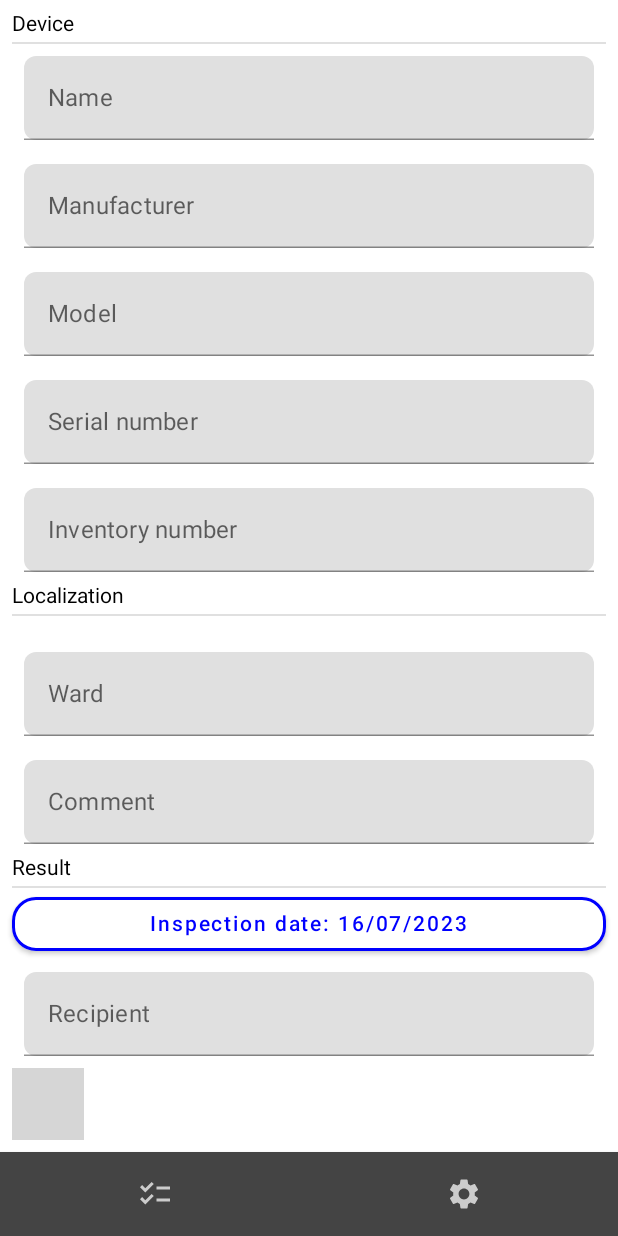
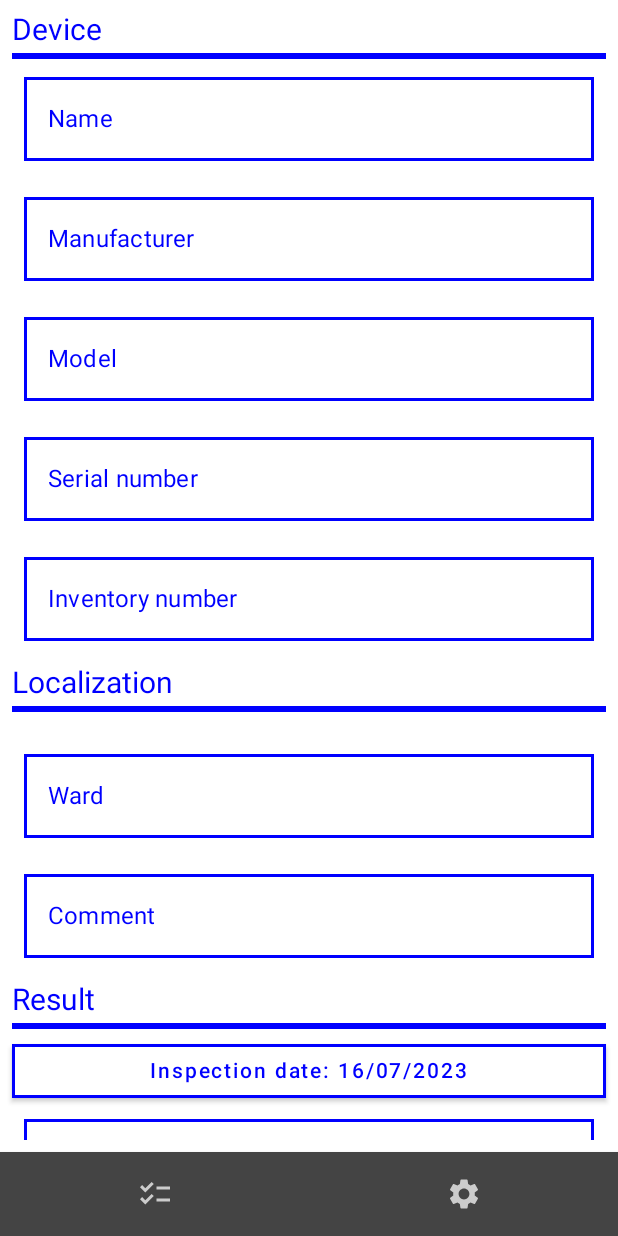
Before and after one commit to adrpien/ServiceManager, an Android app built with Jetpack Compose: the screen it shows after launch (MainActivity), after a tap on "Add inspection", on a phone screen of 412 x 824 dp. Run offline under Robolectric (Android 15) with nearby library versions, the phone set to English and light mode, and no system bars; our stand-ins replace Dagger/Hilt's generated code, Firebase (no records; nobody signed in at launch, a user with empty details on screens opened directly), Room's generated code, accompanist; libraries missing offline, so code that uses them is left out: androidx.room.util, com.vanpra.composematerialdialogs; 3 statements that could not run were skipped; 3 other taps on this screen came first; grey boxes are pictures that could not be loaded.

Commit message:
- InspectionDetailsScreen.kt in progress, some visual improvements

```diff
--- a/app/src/main/java/com/example/servicemanager/core/components/DefaultTextField.kt
+++ b/app/src/main/java/com/example/servicemanager/core/components/DefaultTextField.kt
@@ -1,13 +1,17 @@
 package com.example.servicemanager.feature_inspections.presentation.inspection_details.components
 
-import androidx.compose.foundation.layout.fillMaxWidth
-import androidx.compose.foundation.layout.padding
+import androidx.compose.foundation.border
+import androidx.compose.foundation.layout.*
+import androidx.compose.foundation.shape.CircleShape
 import androidx.compose.foundation.shape.RoundedCornerShape
 import androidx.compose.material.Text
 import androidx.compose.material.TextField
+import androidx.compose.material.TextFieldColors
+import androidx.compose.material.TextFieldDefaults
 import androidx.compose.runtime.Composable
 import androidx.compose.runtime.MutableState
 import androidx.compose.ui.Modifier
+import androidx.compose.ui.graphics.Color
 import androidx.compose.ui.tooling.preview.Preview
 import androidx.compose.ui.unit.dp
 import com.example.servicemanager.core.util.DefaultTextFieldState
@@ -18,6 +22,7 @@ fun DefaultTextField(
     onValueChanged: (String) -> Unit,
     state: MutableState<DefaultTextFieldState>,
 ) {
+    Column() {
         TextField(
             value = state.value.text,
             label = {
@@ -25,7 +30,20 @@ fun DefaultTextField(
             },
             onValueChange = onValueChanged,
             singleLine = true,
-        modifier = Modifier.fillMaxWidth().padding(8.dp),
-        shape = RoundedCornerShape(8.dp)
+            modifier = Modifier
+                .fillMaxWidth()
+                .padding(8.dp)
+                .border(2.dp, Color.Blue),
+            colors = TextFieldDefaults.textFieldColors(
+                textColor = Color.Blue,
+                backgroundColor = Color.White,
+                unfocusedLabelColor = Color.Blue,
+                focusedLabelColor = Color.Blue,
+                disabledLabelColor = Color.Blue,
+                errorLabelColor = Color.Blue
             )
+        )
+        Spacer(modifier = Modifier.height(8.dp))
     }
+
+}
--- a/app/src/main/java/com/example/servicemanager/feature_inspections/presentation/inspection_details/components/HospitalSelectRadioButton.kt
+++ b/app/src/main/java/com/example/servicemanager/feature_inspections/presentation/inspection_details/components/HospitalSelectRadioButton.kt
@@ -11,6 +11,7 @@ import androidx.compose.runtime.Composable
 import androidx.compose.ui.Alignment
 import androidx.compose.ui.Modifier
 import androidx.compose.ui.graphics.Color
+import androidx.compose.ui.graphics.RectangleShape
 import androidx.compose.ui.unit.dp
 
 
@@ -29,7 +30,7 @@ fun SelectRadioButton(
             modifier = Modifier
                 .padding(8.dp),
             onClick = onClick,
-            shape = CircleShape,
+            shape = RectangleShape,
             colors = ButtonDefaults.buttonColors(
                 backgroundColor = if (selected) Color.Blue else Color.White,
                 contentColor = if (!selected) Color.Blue else Color.White,
--- a/app/src/main/java/com/example/servicemanager/feature_inspections/presentation/inspection_details/components/InspectionDetailsScreen.kt
+++ b/app/src/main/java/com/example/servicemanager/feature_inspections/presentation/inspection_details/components/InspectionDetailsScreen.kt
@@ -12,7 +12,9 @@ import androidx.compose.material.Text
 import androidx.compose.runtime.*
 import androidx.compose.ui.Modifier
 import androidx.compose.ui.graphics.Color
+import androidx.compose.ui.graphics.RectangleShape
 import androidx.compose.ui.unit.dp
+import androidx.compose.ui.unit.sp
 import androidx.compose.ui.window.DialogProperties
 import androidx.hilt.navigation.compose.hiltViewModel
 import androidx.navigation.NavHostController
@@ -173,9 +175,15 @@ fun InspectionDetailsScreen(
                 .verticalScroll(scrollState)) {
             Text(
                 text = "Device",
+                fontSize = 20.sp,
+                color = Color.Blue
             )
             Spacer(modifier = Modifier.height(4.dp))
-            Divider()
+            Divider(
+                color = Color.Blue,
+                modifier = Modifier.height(4.dp)
+            )
+            Spacer(modifier = Modifier.height(4.dp))
             DefaultTextField(
                 onValueChanged =  {
                     deviceName.value= deviceName.value.copy(text = it)
@@ -208,9 +216,15 @@ fun InspectionDetailsScreen(
                 state = deviceIn)
             Text(
                 text = "Localization",
+                fontSize = 20.sp,
+                color = Color.Blue
             )
             Spacer(modifier = Modifier.height(4.dp))
-            Divider()
+            Divider(
+                color = Color.Blue,
+                modifier = Modifier.height(4.dp)
+            )
+            Spacer(modifier = Modifier.height(4.dp))
             HospitalFilterSection(
                 hospitalList = hospitalList,
                 hospital = hospitalList.find { (it.hospitalId == inspectionDetailsState.value.inspection.hospitalId ) } ?: Hospital(),
@@ -238,13 +252,19 @@ fun InspectionDetailsScreen(
                 state = comment)
             Text(
                 text = "Result",
+                fontSize = 20.sp,
+                color = Color.Blue
             )
             Spacer(modifier = Modifier.height(4.dp))
-            Divider()
+            Divider(
+                color = Color.Blue,
+                modifier = Modifier.height(4.dp)
+            )
+            Spacer(modifier = Modifier.height(4.dp))
             Button(
                 modifier = Modifier.fillMaxWidth(),
                 onClick = { dateDialogState.show()},
-                shape = RoundedCornerShape(16.dp),
+                shape = RectangleShape,
                 colors = ButtonDefaults.buttonColors(
                     backgroundColor = Color.White,
                     contentColor = Color.Blue
```
Lines whose indentation alone changed are shown as unchanged.
